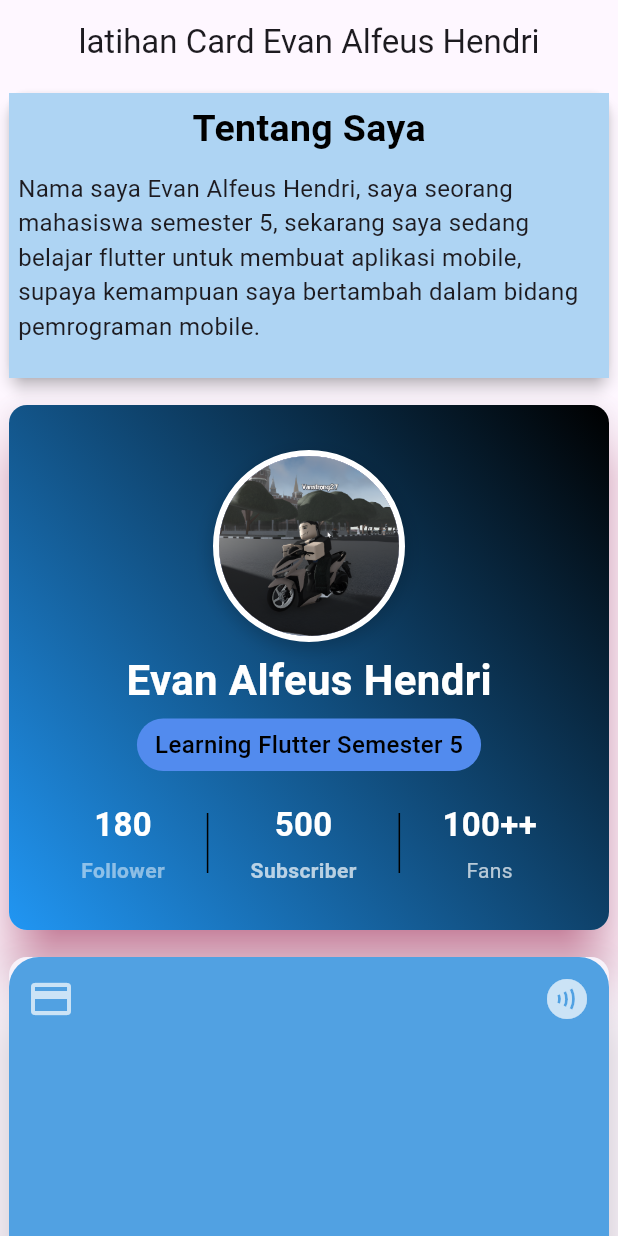
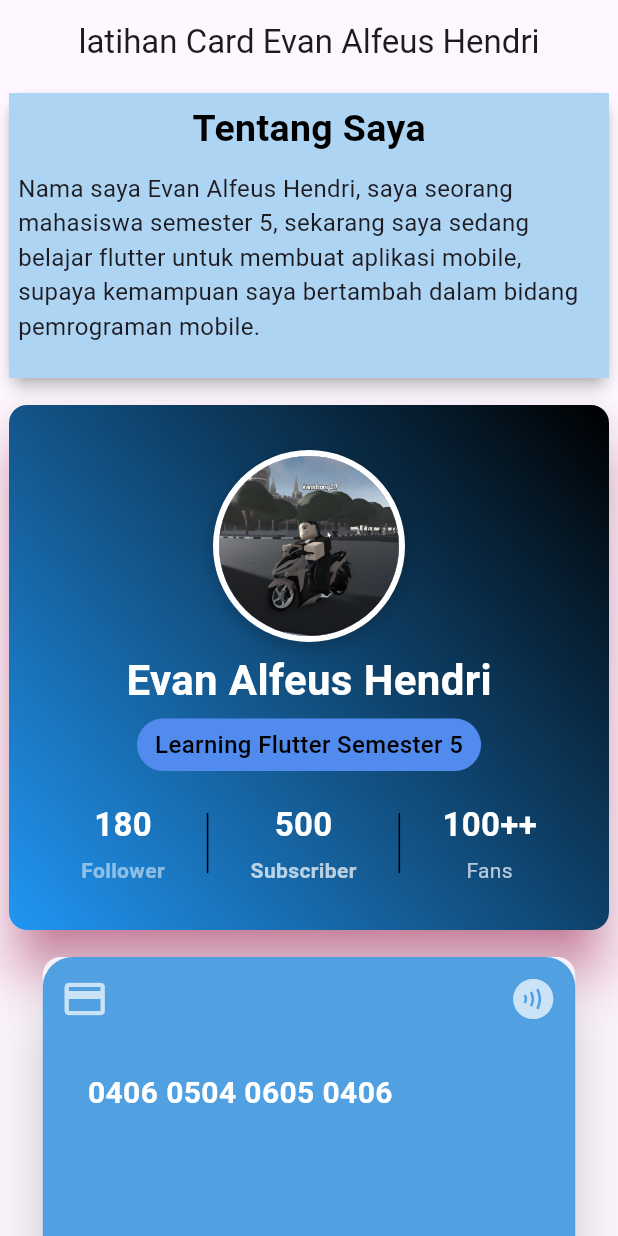
Before and after one commit to vanstrong4/latihan_week_8, a Flutter app: the screen it shows after launch, on a phone screen of 412 x 824 dp. Run offline on Flutter 3.47's test engine with Material 3 defaults, Android fonts, the phone set to English and light mode, and no system bars.

Commit message:
tambahin nomor kartu

```diff
--- a/lib/pages/latihan_card_s2.dart
+++ b/lib/pages/latihan_card_s2.dart
@@ -210,8 +210,8 @@ class MyVan extends StatelessWidget {
                       child: Column(
                         children: [
                           Container(
-                            height:230,
-                            width: 450,
+                            height:220,
+                            width: 355,
                             decoration: BoxDecoration(
                               color: const Color.fromARGB(255, 81, 161, 226),
                               borderRadius: BorderRadius.circular(20),
@@ -232,6 +232,18 @@ class MyVan extends StatelessWidget {
                                   )
                                 )
                               ),
+                              SizedBox(height: 20),
+                              Padding(
+                                padding:EdgeInsets.symmetric(horizontal: 30),
+                                child: Text('0406 0504 0605 0406',
+                                  textAlign: TextAlign.start,
+                                  style: TextStyle(
+                                    fontSize: 20,
+                                    color: Colors.white,
+                                    fontWeight: FontWeight.bold
+                                  )
+                                )
+                              ),
                             ],
                           ),
                           ),
```
